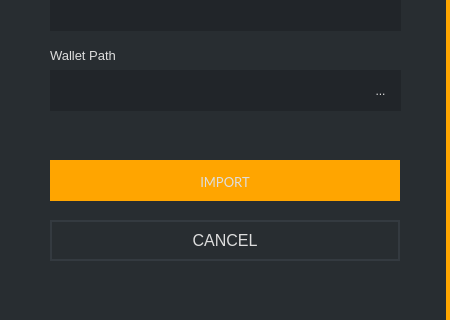
This is src/gui/ui/importsecretkeys.ui in ConcealNetwork/conceal-desktop as Qt 5 draws it before an edit; both pictures show x 0 to 450 and y 230 to 550 of the 450 by 550 pixel window. The edited form follows.
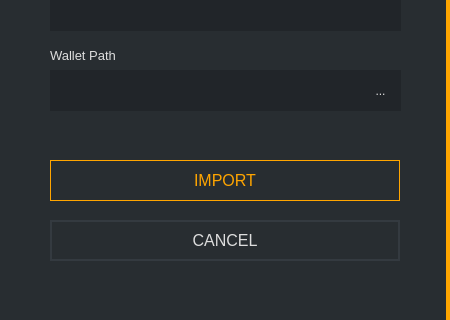
This is the edited form.

```diff
--- a/src/gui/ui/importsecretkeys.ui
+++ b/src/gui/ui/importsecretkeys.ui
@@ -245,13 +245,11 @@
     </property>
     <property name="font">
      <font>
-      <family>Lato</family>
-      <pointsize>10</pointsize>
+      <pointsize>-1</pointsize>
      </font>
     </property>
     <property name="styleSheet">
-     <string notr="true">color: #ddd; background-color: orange; border-top: 3px solid orange;
-border-right: 0px;</string>
+     <string notr="true">color: orange; background-color: #1; border: 1px solid orange; font-size: 16px;</string>
     </property>
     <property name="text">
      <string>IMPORT</string>
```
